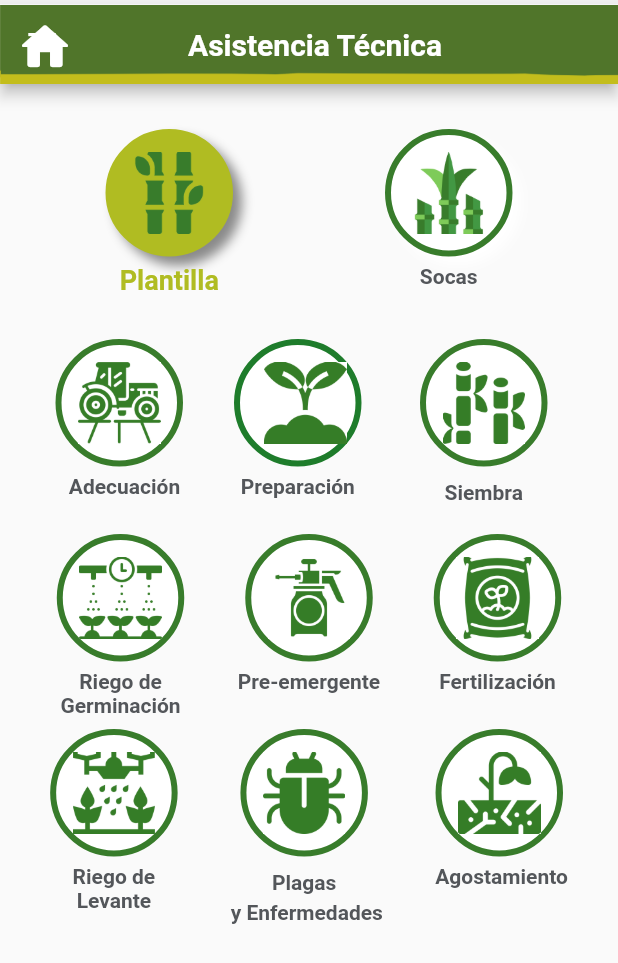
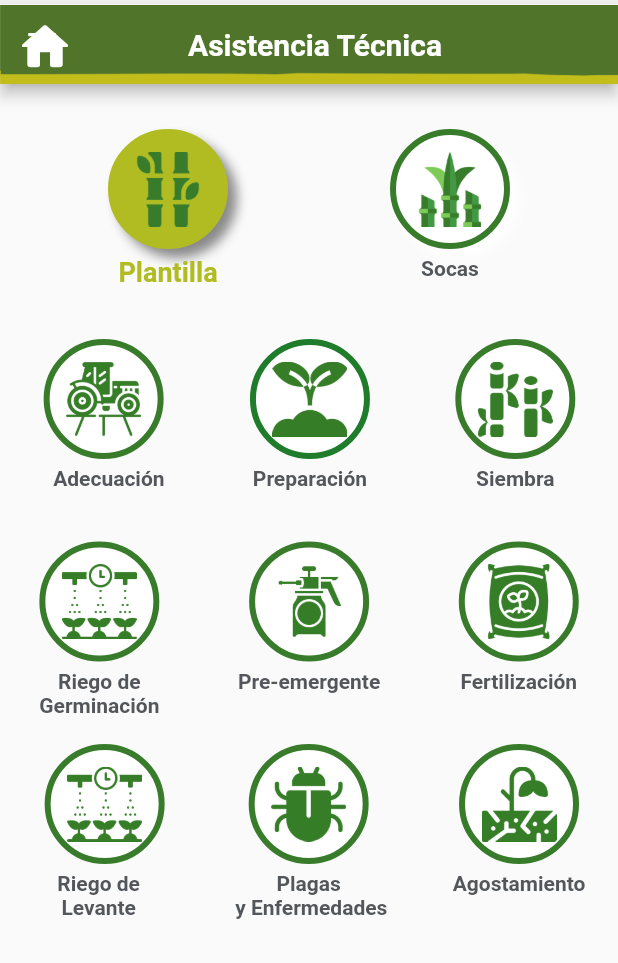
Before and after one commit to EduarR8004/desarrolloWeb, a Flutter app: the AsitenciaTecnica screen opened directly, after a tap on "Plantilla", on a phone screen of 412 x 824 dp. Shown: the top 963 px of the screen. Run offline on Flutter 3.47's test engine with Material 2 defaults, Android fonts, the light colour scheme and no system bars; our stand-ins replace animate_do, datetime_picker_formfield, expandable, file_picker, firebase_messaging, get_it and 4 more; missing offline and left inert: autocomplete_textfield, dart:html, dart:js; accounts and stored records are empty; network calls fail; statements that could not run were skipped.

Commit message:
Alinear iconos,formato moneda

```diff
--- a/lib/vistas/asisTecnica/AsisTecnica.dart
+++ b/lib/vistas/asisTecnica/AsisTecnica.dart
@@ -92,7 +92,7 @@ Future <String> recuperar_texto({categoria,subcategoria,titulo,icono})async{
                   Container(
                   alignment: Alignment.center,
                   width: 650,
-                  height: 120,
+                  height: 130,
                   margin: EdgeInsets.fromLTRB(50, 10, 50, 10),
                       // decoration: BoxDecoration(
                       //   borderRadius: BorderRadius.only(
@@ -108,10 +108,10 @@ Future <String> recuperar_texto({categoria,subcategoria,titulo,icono})async{
                         InkWell(
                           onTap: () {
                             setState(() {
-                              tPlantilla=85;
-                              iPlantilla=55;
-                              tSoca=85;
-                              iSoca=55;
+                              tPlantilla=80;
+                              iPlantilla=50;
+                              tSoca=80;
+                              iSoca=50;
                               plantilla=true;
                               soca=false;
                               mostrarPlantilla=true;
@@ -167,10 +167,10 @@ Future <String> recuperar_texto({categoria,subcategoria,titulo,icono})async{
                         InkWell(
                           onTap: () {
                             setState(() {
-                              tPlantilla=85;
-                              iPlantilla=55;
-                              tSoca=85;
-                              iSoca=55;
+                              tPlantilla=80;
+                              iPlantilla=50;
+                              tSoca=80;
+                              iSoca=50;
                               mostrarPlantilla=false;
                               mostrarSoca=true;
                               plantilla=false;
@@ -227,8 +227,8 @@ Future <String> recuperar_texto({categoria,subcategoria,titulo,icono})async{
                   mostrarPlantilla?Container(
                   alignment: Alignment.center,
                   width: anchoContenedor,
-                  height: 110,
-                  margin: EdgeInsets.fromLTRB(20, 10, 25, 10),
+                  height: 135,
+                  //margin: EdgeInsets.all(8),
                       // decoration: BoxDecoration(
                       //   borderRadius: BorderRadius.only(
                       //     topLeft: Radius.circular(40),
@@ -248,7 +248,6 @@ Future <String> recuperar_texto({categoria,subcategoria,titulo,icono})async{
                             Column(
                               children: <Widget>[
                                 Container(
-                                  alignment: Alignment.center,
                                   height: tPlantilla,
                                   width: tPlantilla,
                                   decoration: BoxDecoration(
@@ -289,6 +288,7 @@ Future <String> recuperar_texto({categoria,subcategoria,titulo,icono})async{
                               ]
                             ),
                         ),
+                        //Spacer(),
                         //SizedBox(height:30),
                         InkWell(
                           onTap: () {
@@ -298,7 +298,7 @@ Future <String> recuperar_texto({categoria,subcategoria,titulo,icono})async{
                           Column(
                             children: <Widget>[
                               Container(
-                                alignment: Alignment.center,
+                                //alignment: Alignment.center,
                                 //margin: EdgeInsets.fromLTRB(10, 0, 0, 0),
                                 height: tSoca,
                                 width: tSoca,
@@ -318,7 +318,7 @@ Future <String> recuperar_texto({categoria,subcategoria,titulo,icono})async{
                                 ),
                                 child:Center(
                                   child: Container(
-                                    margin: EdgeInsets.fromLTRB(10, 0, 0, 0),
+                                    //margin: EdgeInsets.fromLTRB(10, 0, 0, 0),
                                     height: iSoca,
                                     width: iSoca,
                                     padding: new EdgeInsets.all(30.0),
@@ -341,6 +341,7 @@ Future <String> recuperar_texto({categoria,subcategoria,titulo,icono})async{
                           ),
                         ),
                         //SizedBox(height:30,width:espacio),
+                        //Spacer(),
                         InkWell(
                           onTap: () {
                             recuperar_texto(categoria:categoria,subcategoria:'Siembra',titulo: 'Siembra',icono:'images/SIEMBRA.png');
@@ -349,7 +350,6 @@ Future <String> recuperar_texto({categoria,subcategoria,titulo,icono})async{
                           Column(
                             children: <Widget>[
                               Container(
-                                margin: EdgeInsets.fromLTRB(5, 0, 5, 4),
                                 alignment: Alignment.center,
                                 height: tSoca,
                                 width: tSoca,
@@ -396,8 +396,8 @@ Future <String> recuperar_texto({categoria,subcategoria,titulo,icono})async{
                   mostrarPlantilla?Container(
                   alignment: Alignment.center,
                   width: anchoContenedor,
-                  height: 110,
-                  margin: EdgeInsets.fromLTRB(20, 10, 20, 10),
+                  height: 135,
+                  //margin: EdgeInsets.all(8),
                   child:
                     Row(
                       mainAxisAlignment: MainAxisAlignment.spaceAround,
@@ -456,6 +456,7 @@ Future <String> recuperar_texto({categoria,subcategoria,titulo,icono})async{
                             ]
                           ),
                         ),
+                        //Spacer(),
                         //SizedBox(height:30,width:espacio),
                         InkWell(
                           onTap: () {
@@ -466,7 +467,6 @@ Future <String> recuperar_texto({categoria,subcategoria,titulo,icono})async{
                             children: <Widget>[
                               Container(
                                 alignment: Alignment.center,
-                                //margin: EdgeInsets.fromLTRB(10, 0, 0, 0),
                                 height: tSoca,
                                 width: tSoca,
                                 decoration: BoxDecoration(
@@ -507,6 +507,7 @@ Future <String> recuperar_texto({categoria,subcategoria,titulo,icono})async{
                             ]
                           ),
                         ),
+                        //Spacer(),
                         //SizedBox(height:30,width:espacio),
                         InkWell(
                           onTap: () {
@@ -562,8 +563,8 @@ Future <String> recuperar_texto({categoria,subcategoria,titulo,icono})async{
                   mostrarPlantilla?Container(
                   alignment: Alignment.center,
                   width: anchoContenedor,
-                  height: 110,
-                  margin: EdgeInsets.fromLTRB(20, 10, 20, 10),
+                  height: 135,
+                  //margin: EdgeInsets.fromLTRB(20, 10, 20, 10),
                       // decoration: BoxDecoration(
                       //   borderRadius: BorderRadius.only(
                       //     topLeft: Radius.circular(40),
@@ -584,7 +585,7 @@ Future <String> recuperar_texto({categoria,subcategoria,titulo,icono})async{
                               children: <Widget>[
                                 Container(
                                   alignment: Alignment.center,
-                                  //margin: EdgeInsets.fromLTRB(20, 0, 15, 4),
+                                  margin: EdgeInsets.fromLTRB(8, 0, 0,0),
                                   height: tPlantilla,
                                   width: tPlantilla,
                                   decoration: BoxDecoration(
@@ -609,7 +610,7 @@ Future <String> recuperar_texto({categoria,subcategoria,titulo,icono})async{
                                       padding: new EdgeInsets.all(30.0),
                                       decoration: BoxDecoration(
                                         image: DecorationImage(
-                                          image: AssetImage('images/RIEGOLEVANTE.png'),
+                                          image: AssetImage('images/RIEGOGERMINACION.png'),
                                           fit: BoxFit.contain
                                         )
                                       ),
@@ -630,6 +631,7 @@ Future <String> recuperar_texto({categoria,subcategoria,titulo,icono})async{
                               ]
                             ),
                         ),
+                        //Spacer(),
                         InkWell(
                           onTap: () {
                             recuperar_texto(categoria:categoria,subcategoria:'ControlPlagasYEnfermedades',titulo: 'Plagas y Enfermedades',icono:'images/PLAGASYENFERMEDADES.png');
@@ -639,7 +641,7 @@ Future <String> recuperar_texto({categoria,subcategoria,titulo,icono})async{
                             children: <Widget>[
                               Container(
                                 alignment: Alignment.center,
-                                margin: EdgeInsets.fromLTRB(5, 0, 0, 4),
+                                //margin: EdgeInsets.fromLTRB(5, 0, 0, 4),
                                 height: tSoca,
                                 width: tSoca,
                                 decoration: BoxDecoration(
@@ -672,7 +674,7 @@ Future <String> recuperar_texto({categoria,subcategoria,titulo,icono})async{
                               ),
                               SizedBox(height:espacio),
                               Container(
-                                margin: EdgeInsets.fromLTRB(5, 0, 0, 4),
+                                //margin: EdgeInsets.fromLTRB(5, 0, 0, 4),
                                 child:
                                 Text('Plagas',style: TextStyle(
                                   color: Color.fromRGBO(83, 86, 90, 1.0),
@@ -681,7 +683,7 @@ Future <String> recuperar_texto({categoria,subcategoria,titulo,icono})async{
                                 ),),
                               ),
                               Container(
-                                margin: EdgeInsets.fromLTRB(5, 0, 0, 4),
+                                //margin: EdgeInsets.fromLTRB(5, 0, 0, 4),
                                 child:Text(' y Enfermedades',style: TextStyle(
                                   color: Color.fromRGBO(83, 86, 90, 1.0),
                                   fontSize: texto,
@@ -691,6 +693,7 @@ Future <String> recuperar_texto({categoria,subcategoria,titulo,icono})async{
                             ]
                           ),
                         ),
+                        //Spacer(),
                         //SizedBox(height:30,width:2),
                         InkWell(
                           onTap: () {
@@ -700,7 +703,7 @@ Future <String> recuperar_texto({categoria,subcategoria,titulo,icono})async{
                           Column(
                             children: <Widget>[
                               Container(
-                              margin: EdgeInsets.fromLTRB(5, 0, 0, 0),
+                              //margin: EdgeInsets.fromLTRB(5, 0, 0, 0),
                               alignment: Alignment.center,
                               height: tSoca,
                               width: tSoca,
@@ -733,7 +736,7 @@ Future <String> recuperar_texto({categoria,subcategoria,titulo,icono})async{
                               ),
                               SizedBox(height:espacio),
                               Container(
-                                margin: EdgeInsets.fromLTRB(8, 0, 0, 0),
+                                //margin: EdgeInsets.fromLTRB(8, 0, 0, 0),
                                 child:
                                 Text('Agostamiento',style: TextStyle(
                                   color: Color.fromRGBO(83, 86, 90, 1.0),
@@ -750,8 +753,8 @@ Future <String> recuperar_texto({categoria,subcategoria,titulo,icono})async{
                   mostrarSoca?Container(
                   alignment: Alignment.center,
                   width: anchoContenedor,
-                  height: 110,
-                  margin: EdgeInsets.fromLTRB(20, 10, 20, 10),
+                  height: 135,
+                  //margin: EdgeInsets.fromLTRB(20, 10, 20, 10),
                       // decoration: BoxDecoration(
                       //   borderRadius: BorderRadius.only(
                       //     topLeft: Radius.circular(40),
@@ -813,6 +816,7 @@ Future <String> recuperar_texto({categoria,subcategoria,titulo,icono})async{
                               ]
                             ),
                         ),
+                        //Spacer(),
                         //SizedBox(height:30,width:15),
                         InkWell(
                           onTap: () {
@@ -863,6 +867,7 @@ Future <String> recuperar_texto({categoria,subcategoria,titulo,icono})async{
                             ]
                           ),
                         ),
+                        //Spacer(),
                         //SizedBox(height:30,width:espacio),
                         InkWell(
                           onTap: () {
@@ -896,7 +901,7 @@ Future <String> recuperar_texto({categoria,subcategoria,titulo,icono})async{
                                   padding: new EdgeInsets.all(30.0),
                                   decoration: BoxDecoration(
                                   image: DecorationImage(
-                                    image: AssetImage('images/RESIEMBRA.png'),
+                                    image: AssetImage('images/SIEMBRA.png'),
                                   fit: BoxFit.contain)),
                                 ) ,
                               ),
@@ -917,7 +922,7 @@ Future <String> recuperar_texto({categoria,subcategoria,titulo,icono})async{
                   mostrarSoca?Container(
                   alignment: Alignment.center,
                   width: anchoContenedor,
-                  height: 110,
+                  height: 135,
                   //margin: EdgeInsets.fromLTRB(10, 10, 20, 10),
                   child:
                     Row(
@@ -972,6 +977,7 @@ Future <String> recuperar_texto({categoria,subcategoria,titulo,icono})async{
                               ]
                             ),
                         ),
+                        //Spacer(),
                         //SizedBox(height:30,width:espacio),
                         InkWell(
                           onTap: () {
@@ -981,7 +987,7 @@ Future <String> recuperar_texto({categoria,subcategoria,titulo,icono})async{
                           Column(
                             children: <Widget>[
                               Container(
-                              margin: EdgeInsets.fromLTRB(0, 0, 18, 0),
+                              //margin: EdgeInsets.fromLTRB(0, 0, 18, 0),
                               alignment: Alignment.center,
                               height: tSoca,
                               width: tSoca,
@@ -1015,7 +1021,7 @@ Future <String> recuperar_texto({categoria,subcategoria,titulo,icono})async{
                               ),
                               SizedBox(height:espacio),
                               Container(
-                                margin: EdgeInsets.fromLTRB(0, 0, 18, 0),
+                                //margin: EdgeInsets.fromLTRB(0, 0, 18, 0),
                                 child:
                                   Text('Control',style: TextStyle(
                                     color: Color.fromRGBO(83, 86, 90, 1.0),
@@ -1024,7 +1030,7 @@ Future <String> recuperar_texto({categoria,subcategoria,titulo,icono})async{
                                   ),),
                               ),
                               Container(
-                                margin: EdgeInsets.fromLTRB(0, 0, 18, 0),
+                               // margin: EdgeInsets.fromLTRB(0, 0, 18, 0),
                                 child:
                                 Text('Malezas',style: TextStyle(
                                   color: Color.fromRGBO(83, 86, 90, 1.0),
@@ -1036,6 +1042,7 @@ Future <String> recuperar_texto({categoria,subcategoria,titulo,icono})async{
                             ]
                           ),
                         ),
+                        //Spacer(),
                         //SizedBox(height:30,width:espacio),
                         InkWell(
                           onTap: () {
@@ -1045,7 +1052,7 @@ Future <String> recuperar_texto({categoria,subcategoria,titulo,icono})async{
                           Column(
                             children: <Widget>[
                               Container(
-                              margin: EdgeInsets.fromLTRB(0, 0, 0, 0),
+                              //margin: EdgeInsets.fromLTRB(0, 0, 0, 0),
                                 alignment: Alignment.center,
                                 height: tSoca,
                                 width: tSoca,
@@ -1092,8 +1099,8 @@ Future <String> recuperar_texto({categoria,subcategoria,titulo,icono})async{
                   mostrarSoca?Container(
                   alignment: Alignment.center,
                   width: anchoContenedor,
-                  height: 110,
-                  margin: EdgeInsets.fromLTRB(22, 10, 20, 10),
+                  height: 135,
+                  //margin: EdgeInsets.fromLTRB(22, 10, 20, 10),
                       // decoration: BoxDecoration(
                       //   borderRadius: BorderRadius.only(
                       //     topLeft: Radius.circular(40),
@@ -1107,16 +1114,16 @@ Future <String> recuperar_texto({categoria,subcategoria,titulo,icono})async{
                       children:<Widget>[
                         InkWell(
                           onTap: () {
-                            recuperar_texto(categoria:categoria,subcategoria:'RiegoDLevante',titulo: 'Riego.Levante',icono:'images/RIEGOLEVANTE.png');
+                            recuperar_texto(categoria:categoria,subcategoria:'RiegoDeLevante',titulo: 'Riego.levante',icono:'images/RIEGOLEVANTE.png');
                           },
                           child:
                             Column(
                               children: <Widget>[
                                 Container(
-                                  margin: EdgeInsets.fromLTRB(0, 0, 10, 0),
                                   alignment: Alignment.center,
-                                  height: tSoca,
-                                  width: tSoca,
+                                  margin: EdgeInsets.fromLTRB(10, 0, 0,0),
+                                  height: tPlantilla,
+                                  width: tPlantilla,
                                   decoration: BoxDecoration(
                                   color: Colors.white,
                                   border:Border.all(
@@ -1134,20 +1141,20 @@ Future <String> recuperar_texto({categoria,subcategoria,titulo,icono})async{
                                   child:Center(
                                     child:
                                     Container(
-                                      margin: EdgeInsets.fromLTRB(0, 0, 10, 0),
-                                      height: iSoca,
-                                      width: iSoca,
+                                      height: iPlantilla,
+                                      width: iPlantilla,
                                       padding: new EdgeInsets.all(30.0),
                                       decoration: BoxDecoration(
                                         image: DecorationImage(
-                                        image: AssetImage('images/RIEGOLEVANTE.png'),
-                                        fit: BoxFit.contain)
+                                          image: AssetImage('images/RIEGOGERMINACION.png'),
+                                          fit: BoxFit.contain
+                                        )
                                       ),
                                     ) ,
                                   ),
                                 ),
                                 SizedBox(height:espacio),
-                                Text('Riego',style: TextStyle(
+                                Text('Riego de',style: TextStyle(
                                   color: Color.fromRGBO(83, 86, 90, 1.0),
                                   fontSize: texto,
                                   fontWeight: FontWeight.bold
@@ -1156,11 +1163,11 @@ Future <String> recuperar_texto({categoria,subcategoria,titulo,icono})async{
                                   color: Color.fromRGBO(83, 86, 90, 1.0),
                                   fontSize: texto,
                                   fontWeight: FontWeight.bold
-                                ),
-                              )
+                                ),)
                               ]
                             ),
                         ),
+                        //Spacer(),
                         //SizedBox(height:30,width:45),
                         InkWell(
                           onTap: () {
@@ -1171,7 +1178,7 @@ Future <String> recuperar_texto({categoria,subcategoria,titulo,icono})async{
                             children: <Widget>[
                               Container(
                                 alignment: Alignment.center,
-                                margin: EdgeInsets.fromLTRB(10, 0, 0, 4),
+                                //margin: EdgeInsets.fromLTRB(10, 0, 0, 4),
                                 height: tSoca,
                                 width: tSoca,
                                 decoration: BoxDecoration(
@@ -1204,7 +1211,7 @@ Future <String> recuperar_texto({categoria,subcategoria,titulo,icono})async{
                               ),
                               SizedBox(height:espacio),
                               Container(
-                                margin: EdgeInsets.fromLTRB(0, 0, 0, 4),
+                                //margin: EdgeInsets.fromLTRB(0, 0, 0, 4),
                                 child:
                                 Text('Plagas',style: TextStyle(
                                   color: Color.fromRGBO(83, 86, 90, 1.0),
@@ -1213,7 +1220,7 @@ Future <String> recuperar_texto({categoria,subcategoria,titulo,icono})async{
                                 ),),
                               ),
                               Container(
-                                margin: EdgeInsets.fromLTRB(0, 0, 0, 4),
+                                //margin: EdgeInsets.fromLTRB(0, 0, 0, 4),
                                 child:Text(' y Enfermedades',style: TextStyle(
                                   color: Color.fromRGBO(83, 86, 90, 1.0),
                                   fontSize: texto,
@@ -1223,6 +1230,7 @@ Future <String> recuperar_texto({categoria,subcategoria,titulo,icono})async{
                             ]
                           ),
                         ),
+                        //Spacer(),
                         //SizedBox(height:30,width:2),
                         InkWell(
                           onTap: () {
@@ -1232,7 +1240,7 @@ Future <String> recuperar_texto({categoria,subcategoria,titulo,icono})async{
                           Column(
                             children: <Widget>[
                               Container(
-                              margin: EdgeInsets.fromLTRB(5, 0, 0, 0),
+                              //margin: EdgeInsets.fromLTRB(5, 0, 0, 0),
                                 alignment: Alignment.center,
                                 height: tSoca,
                                 width: tSoca,
@@ -1258,14 +1266,15 @@ Future <String> recuperar_texto({categoria,subcategoria,titulo,icono})async{
                                     decoration: BoxDecoration(
                                       image: DecorationImage(
                                         image: AssetImage('images/AGOSTAMIENTO.png'),
-                                  fit: BoxFit.contain)),
-
+                                        fit: BoxFit.contain
+                                      )
+                                    ),
                                   ) ,
                                 ),
                               ),
                               SizedBox(height:espacio),
                               Container(
-                                margin: EdgeInsets.fromLTRB(0, 0, 2, 0),
+                                //margin: EdgeInsets.fromLTRB(0, 0, 2, 0),
                                 child:
                                 Text('Agostamiento',style: TextStyle(
                                   color: Color.fromRGBO(83, 86, 90, 1.0),
--- a/lib/vistas/encabezado/Encabezado.dart
+++ b/lib/vistas/encabezado/Encabezado.dart
@@ -138,7 +138,7 @@ class _EncabezadoState extends State<Encabezado> {
       color: Colors.black, fontSize: 19.0, fontWeight: FontWeight.w600)
     );
     return Container(
-      //height: 60,
+      height: 120,
       //width: 700,
       margin: EdgeInsets.only(top:3),
       decoration: BoxDecoration(
--- a/lib/vistas/liquidaciones/AjusteMercado.dart
+++ b/lib/vistas/liquidaciones/AjusteMercado.dart
@@ -185,10 +185,10 @@ class _VerMercadoState extends State<VerMercado> {
   }
 
   Widget convertirMoneda( String valor){
+    final oCcy = new NumberFormat("#,##0.00", "en_US");
     double flutterBalance=double.parse(valor);
-    var oCcy = new NumberFormat.currency(locale: 'eu', customPattern: '\u0024 #,##.#');
-    String formatted = oCcy.format(flutterBalance);
-    return  Text(formatted,textAlign: TextAlign.center);
+    String formatted = oCcy.format(flutterBalance/100);
+     return  Text("\$ "+formatted,textAlign: TextAlign.center);
   }
 
   mostrar(){
```
Also changed, not shown: lib/vistas/adminDocumentos/AdminOrden.dart (+35 -27 lines), lib/vistas/adminDocumentos/CrearEditOrden.dart (+70 -81 lines), lib/vistas/index.dart (+94 -82 lines), lib/vistas/liquidaciones/Liquidaciones.dart (+12 -6 lines). Lines whose indentation alone changed are shown as unchanged.
